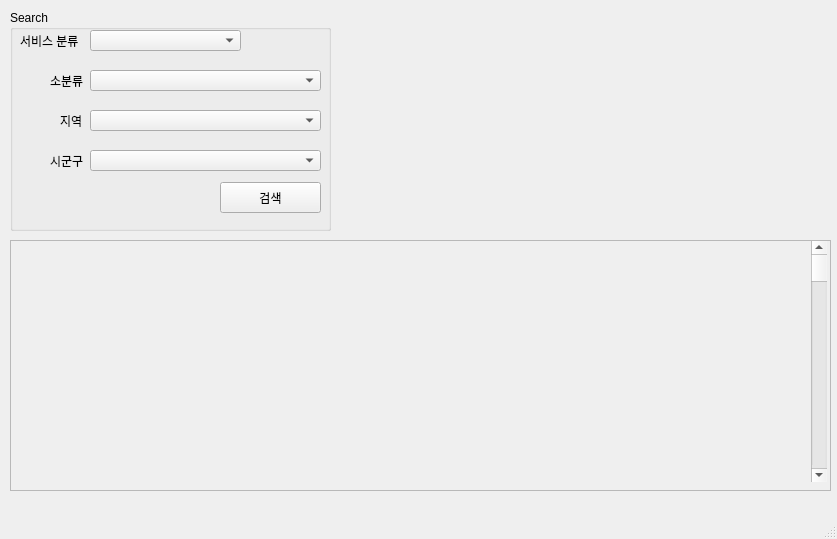
Above: Project/TourAPI/TourAPI.ui from YongsunLee/KPU_game_engineering before the change. Below: the same form after it.
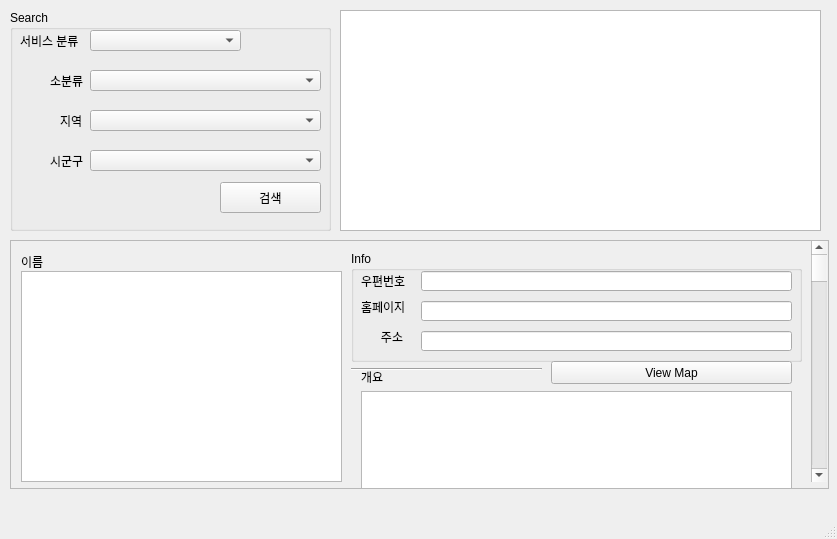
That is the form after the change.

Patch:
```diff
--- a/Project/TourAPI/TourAPI.ui
+++ b/Project/TourAPI/TourAPI.ui
@@ -14,59 +14,6 @@
    <string>MainWindow</string>
   </property>
   <widget class="QWidget" name="centralwidget">
-   <widget class="QWidget" name="verticalLayoutWidget">
-    <property name="geometry">
-     <rect>
-      <x>340</x>
-      <y>10</y>
-      <width>491</width>
-      <height>221</height>
-     </rect>
-    </property>
-    <layout class="QVBoxLayout" name="MapLayout"/>
-   </widget>
-   <widget class="QWidget" name="verticalLayoutWidget_2">
-    <property name="geometry">
-     <rect>
-      <x>10</x>
-      <y>240</y>
-      <width>821</width>
-      <height>251</height>
-     </rect>
-    </property>
-    <layout class="QVBoxLayout" name="verticalLayout_2">
-     <item>
-      <widget class="QScrollArea" name="scrollArea">
-       <property name="widgetResizable">
-        <bool>true</bool>
-       </property>
-       <widget class="QWidget" name="scrollAreaWidgetContents">
-        <property name="geometry">
-         <rect>
-          <x>0</x>
-          <y>0</y>
-          <width>817</width>
-          <height>247</height>
-         </rect>
-        </property>
-        <widget class="QScrollBar" name="verticalScrollBar">
-         <property name="geometry">
-          <rect>
-           <x>800</x>
-           <y>0</y>
-           <width>16</width>
-           <height>241</height>
-          </rect>
-         </property>
-         <property name="orientation">
-          <enum>Qt::Vertical</enum>
-         </property>
-        </widget>
-       </widget>
-      </widget>
-     </item>
-    </layout>
-   </widget>
    <widget class="QWidget" name="verticalLayoutWidget_3">
     <property name="geometry">
      <rect>
@@ -194,6 +141,206 @@
      </item>
     </layout>
    </widget>
+   <widget class="QListView" name="listView">
+    <property name="geometry">
+     <rect>
+      <x>340</x>
+      <y>10</y>
+      <width>481</width>
+      <height>221</height>
+     </rect>
+    </property>
+   </widget>
+   <widget class="QScrollArea" name="scrollArea">
+    <property name="geometry">
+     <rect>
+      <x>10</x>
+      <y>240</y>
+      <width>819</width>
+      <height>249</height>
+     </rect>
+    </property>
+    <property name="widgetResizable">
+     <bool>true</bool>
+    </property>
+    <widget class="QWidget" name="scrollAreaWidgetContents">
+     <property name="geometry">
+      <rect>
+       <x>0</x>
+       <y>0</y>
+       <width>817</width>
+       <height>247</height>
+      </rect>
+     </property>
+     <widget class="QScrollBar" name="verticalScrollBar">
+      <property name="geometry">
+       <rect>
+        <x>800</x>
+        <y>0</y>
+        <width>16</width>
+        <height>241</height>
+       </rect>
+      </property>
+      <property name="orientation">
+       <enum>Qt::Vertical</enum>
+      </property>
+     </widget>
+     <widget class="QGraphicsView" name="graphicsView">
+      <property name="geometry">
+       <rect>
+        <x>10</x>
+        <y>30</y>
+        <width>321</width>
+        <height>211</height>
+       </rect>
+      </property>
+     </widget>
+     <widget class="QLabel" name="labelName">
+      <property name="geometry">
+       <rect>
+        <x>10</x>
+        <y>10</y>
+        <width>31</width>
+        <height>21</height>
+       </rect>
+      </property>
+      <property name="text">
+       <string>이름</string>
+      </property>
+     </widget>
+     <widget class="QLabel" name="labelAddress_2">
+      <property name="geometry">
+       <rect>
+        <x>350</x>
+        <y>130</y>
+        <width>24</width>
+        <height>12</height>
+       </rect>
+      </property>
+      <property name="text">
+       <string>개요</string>
+      </property>
+     </widget>
+     <widget class="Line" name="line">
+      <property name="geometry">
+       <rect>
+        <x>340</x>
+        <y>120</y>
+        <width>191</width>
+        <height>16</height>
+       </rect>
+      </property>
+      <property name="orientation">
+       <enum>Qt::Horizontal</enum>
+      </property>
+     </widget>
+     <widget class="QGroupBox" name="groupBox">
+      <property name="geometry">
+       <rect>
+        <x>340</x>
+        <y>10</y>
+        <width>451</width>
+        <height>111</height>
+       </rect>
+      </property>
+      <property name="title">
+       <string>Info</string>
+      </property>
+      <widget class="QLabel" name="labelNum">
+       <property name="geometry">
+        <rect>
+         <x>10</x>
+         <y>20</y>
+         <width>52</width>
+         <height>20</height>
+        </rect>
+       </property>
+       <property name="text">
+        <string>우편번호</string>
+       </property>
+      </widget>
+      <widget class="QLabel" name="labePage">
+       <property name="geometry">
+        <rect>
+         <x>10</x>
+         <y>50</y>
+         <width>48</width>
+         <height>12</height>
+        </rect>
+       </property>
+       <property name="text">
+        <string>홈페이지</string>
+       </property>
+      </widget>
+      <widget class="QLabel" name="labelAddress">
+       <property name="geometry">
+        <rect>
+         <x>20</x>
+         <y>80</y>
+         <width>36</width>
+         <height>12</height>
+        </rect>
+       </property>
+       <property name="text">
+        <string>   주소</string>
+       </property>
+      </widget>
+      <widget class="QLineEdit" name="lineEditNum">
+       <property name="geometry">
+        <rect>
+         <x>70</x>
+         <y>20</y>
+         <width>371</width>
+         <height>20</height>
+        </rect>
+       </property>
+      </widget>
+      <widget class="QLineEdit" name="lineEditHome">
+       <property name="geometry">
+        <rect>
+         <x>70</x>
+         <y>50</y>
+         <width>371</width>
+         <height>20</height>
+        </rect>
+       </property>
+      </widget>
+      <widget class="QLineEdit" name="lineEditAddress">
+       <property name="geometry">
+        <rect>
+         <x>70</x>
+         <y>80</y>
+         <width>371</width>
+         <height>20</height>
+        </rect>
+       </property>
+      </widget>
+     </widget>
+     <widget class="QPushButton" name="pushButton_2">
+      <property name="geometry">
+       <rect>
+        <x>540</x>
+        <y>120</y>
+        <width>241</width>
+        <height>23</height>
+       </rect>
+      </property>
+      <property name="text">
+       <string>View Map</string>
+      </property>
+     </widget>
+     <widget class="QTextEdit" name="textEdit">
+      <property name="geometry">
+       <rect>
+        <x>350</x>
+        <y>150</y>
+        <width>431</width>
+        <height>121</height>
+       </rect>
+      </property>
+     </widget>
+    </widget>
+   </widget>
   </widget>
   <widget class="QMenuBar" name="menubar">
    <property name="geometry">
```
Left out of the diff: 10 changed lines with no effect on the pictures.
